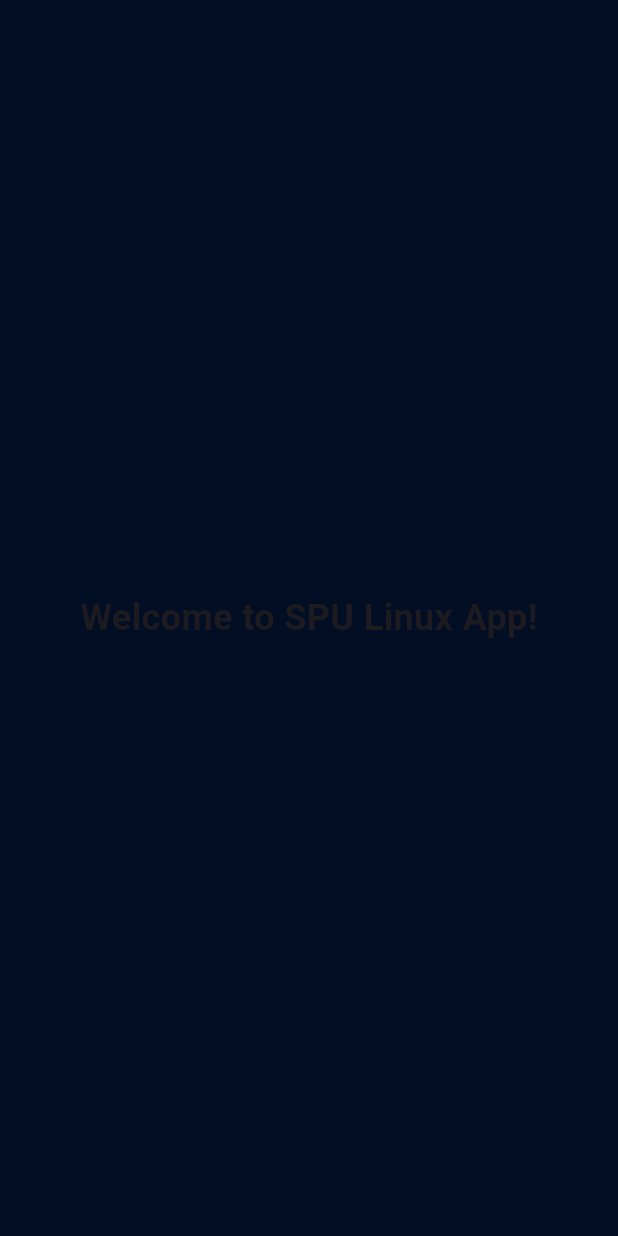
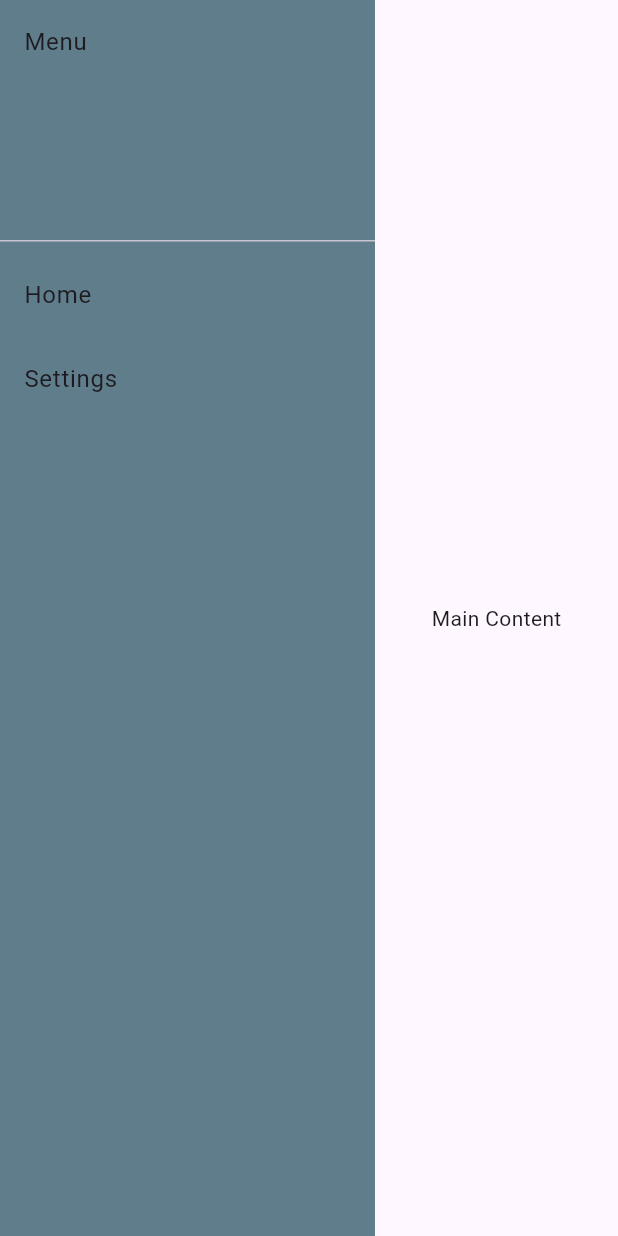
Before and after one commit to MustafaSedhom/Smart-Predictive-Unit-SPU-, a Flutter app: the screen it shows after launch, on a phone screen of 412 x 824 dp. Run offline on Flutter 3.47's test engine with Material 3 defaults, Android fonts, the phone set to English and light mode, and no system bars.

Commit message:
add Drawer in Home screen to Draw left containers in screen and make folder of it in screens/widgets

```diff
--- a/code_of_project/SPU_Flutter_app_code/spu_linux_app/lib/Screens/Home_Screen/Home_Screen.dart
+++ b/code_of_project/SPU_Flutter_app_code/spu_linux_app/lib/Screens/Home_Screen/Home_Screen.dart
@@ -1,20 +1,19 @@
 import 'package:flutter/material.dart';
+import 'package:spu_linux_app/Screens/Home_Screen/widgets/Drawer_Widget.dart';
+import 'package:spu_linux_app/Screens/Home_Screen/widgets/Home_screen_containers.dart';
 
-class HomeScreen extends StatelessWidget {
+/// Flutter code sample for [Drawer].
+class HomeScreen extends StatefulWidget {
   const HomeScreen({super.key});
 
   @override
+  State<HomeScreen> createState() => _HomeScreenState();
+}
+class _HomeScreenState extends State<HomeScreen> {
+  @override
   Widget build(BuildContext context) {
-    return SafeArea(
-      child: Scaffold(
-        backgroundColor: Color(0xff020e24),
-        body: Center(
-          child: Text(
-            'Welcome to SPU Linux App!',
-            style: TextStyle(fontSize: 24, fontWeight: FontWeight.bold),
-          ),
-        ),
-      ),
+    return Scaffold(
+      body: Row(children: [DrawerWidget(), HomeScreenContainers()]),
     );
   }
 }
--- /dev/null
+++ b/code_of_project/SPU_Flutter_app_code/spu_linux_app/lib/Screens/Home_Screen/widgets/Drawer_Widget.dart
@@ -0,0 +1,20 @@
+import 'package:flutter/material.dart';
+
+class DrawerWidget extends StatelessWidget {
+  const DrawerWidget({super.key});
+
+  @override
+  Widget build(BuildContext context) {
+    return Container(
+      width: 250,
+      color: Colors.blueGrey,
+      child: ListView(
+        children: [
+          DrawerHeader(child: Text("Menu")),
+          ListTile(title: Text("Home"), onTap: () {}),
+          ListTile(title: Text("Settings"), onTap: () {}),
+        ],
+      ),
+    );
+  }
+}
--- /dev/null
+++ b/code_of_project/SPU_Flutter_app_code/spu_linux_app/lib/Screens/Home_Screen/widgets/Home_screen_containers.dart
@@ -0,0 +1,10 @@
+import 'package:flutter/material.dart';
+
+class HomeScreenContainers extends StatelessWidget {
+  const HomeScreenContainers({super.key});
+
+  @override
+  Widget build(BuildContext context) {
+    return Expanded(child: Center(child: Text("Main Content")));
+  }
+}
```
Also changed, not shown: code_of_project/SPU_Flutter_app_code/spu_linux_app/lib/colors/App_colors.dart (added).
